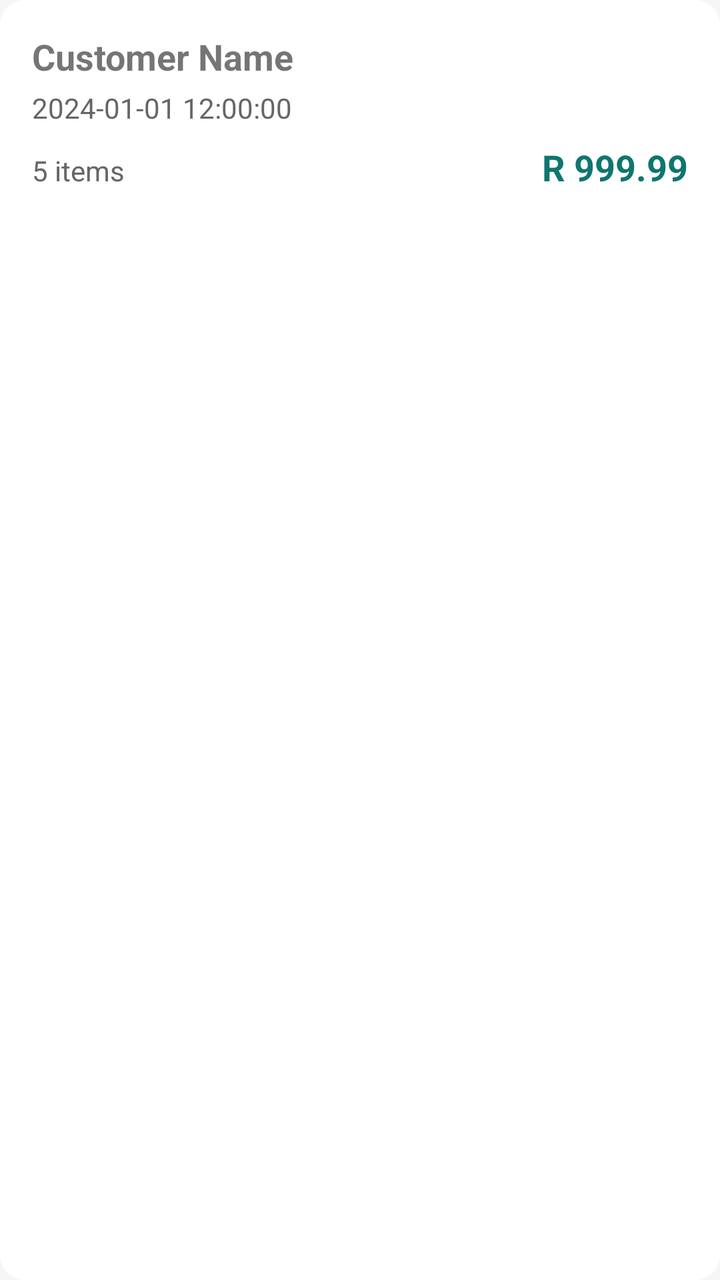
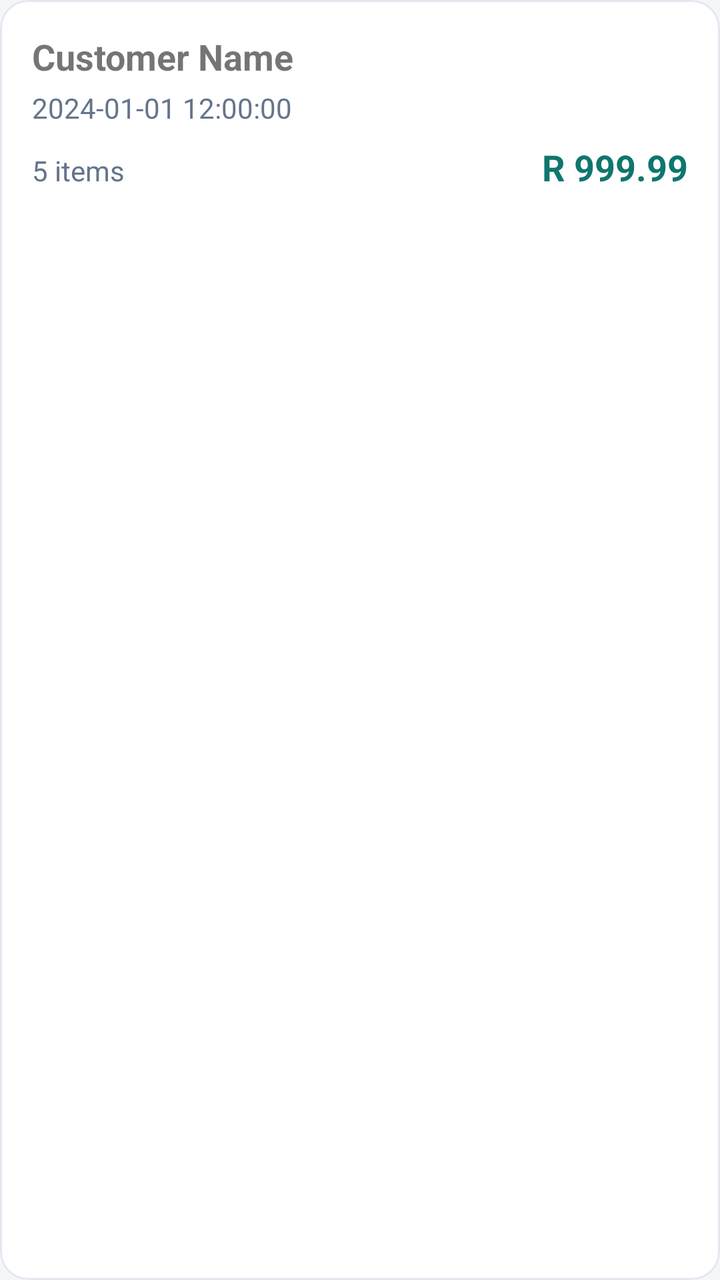

An Android layout rendered at two revisions. The XML below is the earlier revision; the diff shows what the commit changed to produce the second picture.
<!-- AndroidManifest.xml: application theme Theme.POSScanner -->
<!-- res/layout/item_receipt.xml -->
<?xml version="1.0" encoding="utf-8"?>
<androidx.cardview.widget.CardView xmlns:android="http://schemas.android.com/apk/res/android"
    xmlns:app="http://schemas.android.com/apk/res-auto"
    android:layout_width="match_parent"
    android:layout_height="wrap_content"
    android:layout_margin="8dp"
    app:cardCornerRadius="12dp"
    app:cardElevation="0dp"
    app:strokeColor="@color/border"
    app:strokeWidth="1dp">

    <LinearLayout
        android:layout_width="match_parent"
        android:layout_height="wrap_content"
        android:orientation="vertical"
        android:padding="16dp">

        <TextView
            android:id="@+id/customerNameText"
            android:layout_width="wrap_content"
            android:layout_height="wrap_content"
            android:text="Customer Name"
            android:textSize="18sp"
            android:textStyle="bold"
            android:layout_marginBottom="4dp"/>

        <TextView
            android:id="@+id/dateText"
            android:layout_width="wrap_content"
            android:layout_height="wrap_content"
            android:text="2024-01-01 12:00:00"
            android:textSize="14sp"
            android:textColor="#666"
            android:layout_marginBottom="8dp"/>

        <LinearLayout
            android:layout_width="match_parent"
            android:layout_height="wrap_content"
            android:orientation="horizontal">

            <TextView
                android:id="@+id/itemCountText"
                android:layout_width="0dp"
                android:layout_height="wrap_content"
                android:layout_weight="1"
                android:text="5 items"
                android:textSize="14sp"
                android:textColor="#666"/>

            <TextView
                android:id="@+id/totalText"
                android:layout_width="wrap_content"
                android:layout_height="wrap_content"
                android:text="R 999.99"
                android:textSize="18sp"
                android:textStyle="bold"
                android:textColor="@color/brand_primary"/>
        </LinearLayout>
    </LinearLayout>

</androidx.cardview.widget.CardView>
<!-- resources referenced by this layout -->
<resources>
  <color name="border">#E2E8F0</color>
  <color name="brand_primary">#0F766E</color>
  <style name="Theme.POSScanner" parent="Theme.MaterialComponents.Light.NoActionBar">
          <item name="colorPrimary">@color/brand_primary</item>
          <item name="colorPrimaryDark">@color/brand_primary_dark</item>
          <item name="colorAccent">@color/brand_primary</item>
          <item name="colorOnPrimary">@color/white</item>
          <item name="android:statusBarColor">@color/brand_primary_dark</item>
          <item name="android:windowBackground">@color/bg</item>
      </style>
  <color name="brand_primary_dark">#0C5C57</color>
  <color name="white">#FFFFFF</color>
  <color name="bg">#F4F6F8</color>
</resources>

<!-- the commit's change to res/layout/item_receipt.xml (unified diff, before → after) -->
@@ -1,10 +1,11 @@
 <?xml version="1.0" encoding="utf-8"?>
-<androidx.cardview.widget.CardView xmlns:android="http://schemas.android.com/apk/res/android"
+<com.google.android.material.card.MaterialCardView xmlns:android="http://schemas.android.com/apk/res/android"
     xmlns:app="http://schemas.android.com/apk/res-auto"
+    style="@style/ActionRow"
     android:layout_width="match_parent"
     android:layout_height="wrap_content"
     android:layout_margin="8dp"
-    app:cardCornerRadius="12dp"
+    app:cardCornerRadius="14dp"
     app:cardElevation="0dp"
     app:strokeColor="@color/border"
     app:strokeWidth="1dp">
@@ -30,7 +31,7 @@
             android:layout_height="wrap_content"
             android:text="2024-01-01 12:00:00"
             android:textSize="14sp"
-            android:textColor="#666"
+            android:textColor="@color/muted"
             android:layout_marginBottom="8dp"/>
 
         <LinearLayout
@@ -45,7 +46,7 @@
                 android:layout_weight="1"
                 android:text="5 items"
                 android:textSize="14sp"
-                android:textColor="#666"/>
+                android:textColor="@color/muted"/>
 
             <TextView
                 android:id="@+id/totalText"
@@ -58,4 +59,4 @@
         </LinearLayout>
     </LinearLayout>
 
-</androidx.cardview.widget.CardView>
+</com.google.android.material.card.MaterialCardView>
<!-- resource entries referenced after the edit -->
@@ -2,16 +2,31 @@
 <resources>
   <color name="border">#E2E8F0</color>
   <color name="brand_primary">#0F766E</color>
+  <color name="muted">#64748B</color>
+  <style name="ActionRow" parent="Widget.MaterialComponents.CardView">
+          <item name="cardCornerRadius">14dp</item>
+          <item name="cardElevation">0dp</item>
+          <item name="strokeColor">@color/border</item>
+          <item name="strokeWidth">1dp</item>
+          <item name="cardBackgroundColor">@color/surface</item>
+      </style>
   <style name="Theme.POSScanner" parent="Theme.MaterialComponents.Light.NoActionBar">
           <item name="colorPrimary">@color/brand_primary</item>
           <item name="colorPrimaryDark">@color/brand_primary_dark</item>
           <item name="colorAccent">@color/brand_primary</item>
           <item name="colorOnPrimary">@color/white</item>
+          <item name="colorSecondary">@color/brand_primary</item>
+          <item name="colorSurface">@color/surface</item>
+          <item name="colorOnSurface">@color/ink</item>
+          <item name="android:textColorPrimary">@color/ink</item>
+          <item name="android:textColorSecondary">@color/muted</item>
           <item name="android:statusBarColor">@color/brand_primary_dark</item>
           <item name="android:windowBackground">@color/bg</item>
       </style>
+  <color name="surface">#FFFFFF</color>
   <color name="brand_primary_dark">#0C5C57</color>
   <color name="white">#FFFFFF</color>
+  <color name="ink">#1F2937</color>
   <color name="bg">#F4F6F8</color>
 </resources>
 
